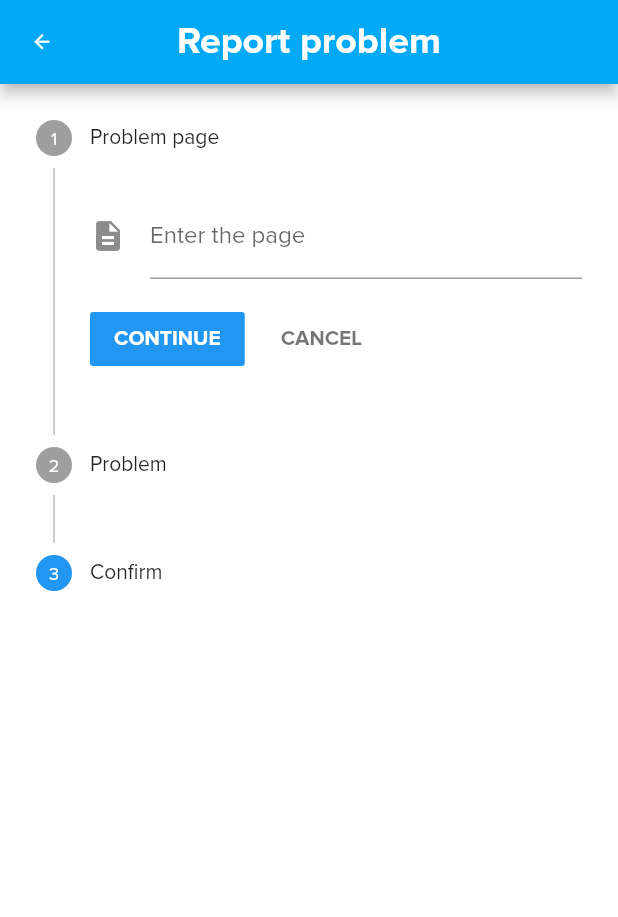
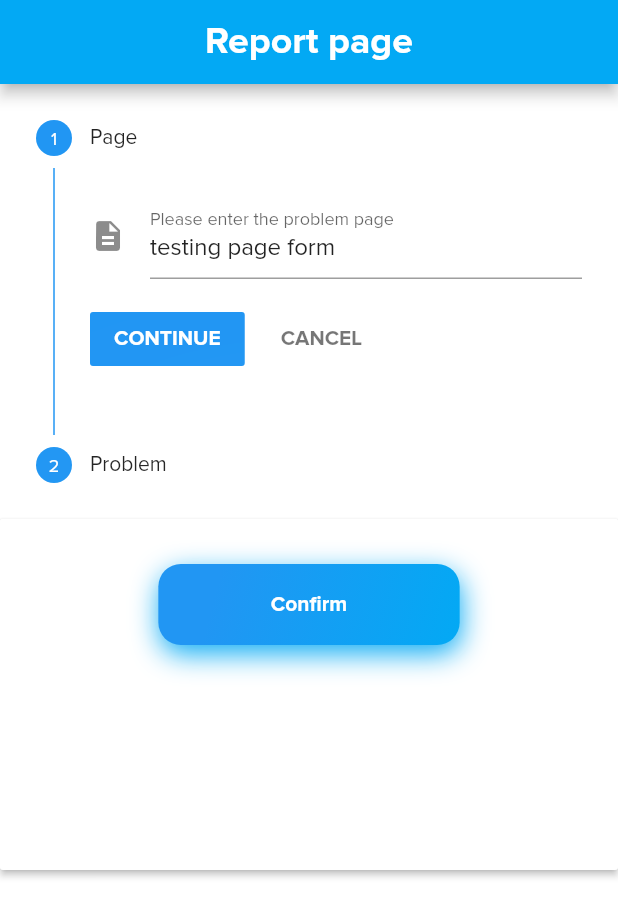
Before and after one commit to hjlama/CodeCS, a Flutter app: the Report screen opened directly, on a phone screen of 412 x 824 dp. Shown: the top 917 px of the screen. Run offline on Flutter 3.47's test engine with Material 2 defaults, Android fonts, the phone set to English and light mode, and no system bars; our stand-ins replace firebase_auth, google_sign_in, material_design_icons_flutter; missing offline and left inert: flutter_facebook_login, flutter_full_pdf_viewer; accounts and stored records are empty.

Commit message:
- 13 March

```diff
--- a/lib/HomePage/HomePage.dart
+++ b/lib/HomePage/HomePage.dart
@@ -1,5 +1,5 @@
 import 'package:ccs/HomePage/HomeCardGrid.dart';
-import 'package:ccs/Report.dart';
+import 'package:ccs/ReportPage/Report.dart';
 import 'package:flutter/material.dart';
 import 'package:ccs/bottom_navy_bar_rewrite.dart';
 import 'package:ccs/Settings.dart';
--- a/lib/Report.dart
+++ /dev/null
@@ -1,145 +0,0 @@
-import 'package:flutter/material.dart';
-
-class Report extends StatefulWidget {
-  @override
-  _ReportState createState() => _ReportState();
-}
-
-class _ReportState extends State<Report> {
-  int _currentStep = 0;
-  static var _focusNode = new FocusNode();
-  GlobalKey<FormState> _formKey = new GlobalKey<FormState>();
-  static ReportForm _reportForm = new ReportForm();
-
-  List<Step> steps = [
-    new Step(
-      title: const Text('Problem page'),
-      content: new TextFormField(
-        focusNode: _focusNode,
-        keyboardType: TextInputType.text,
-        autocorrect: false,
-        maxLines: 1,
-        onSaved: (String input) {
-          _reportForm.problemPage = input;
-        },
-        validator: (input) {
-          if (input.isEmpty || input.length < 1) {
-            return 'Please enter a page';
-          }
-        },
-        decoration: new InputDecoration(
-            labelText: 'Enter the page',
-            hintText: 'Home page, Login, Sign etc',
-            //filled: true,
-            icon: const Icon(Icons.description),
-            labelStyle:
-                new TextStyle(decorationStyle: TextDecorationStyle.solid)),
-      ),
-    ),
-    new Step(
-      title: new Text('Problem'),
-      content: new TextFormField(
-        keyboardType: TextInputType.text,
-        autocorrect: false,
-        focusNode: _focusNode,
-        onSaved: (String input) {
-          _reportForm.problem = input;
-        },
-        validator: (input) {
-          if (input.isEmpty || input.length < 10) {
-            return 'Please enter the details ...';
-          }
-        },
-        decoration: new InputDecoration(
-            labelText: 'Enter your pblem',
-            icon: const Icon(Icons.feedback),
-            labelStyle:
-                new TextStyle(decorationStyle: TextDecorationStyle.solid)),
-      ),
-    ),
-    new Step(
-      title: new Text('Confirm'),
-      content: new ListBody(
-        children: <Widget>[
-          new Text('Page: ' + _reportForm.problemPage),
-          new Text('Problems: ' + _reportForm.problem),
-        ],
-      ),
-      isActive: true,
-      state: StepState.indexed,
-    ),
-  ];
-
-  @override
-  void initState() {
-    super.initState();
-    _focusNode.addListener(() {
-      setState(() {});
-      print('Has focus: $_focusNode.hasFocus');
-    });
-  }
-
-  @override
-  void dispose() {
-    _focusNode.dispose();
-    super.dispose();
-  }
-
-  @override
-  Widget build(BuildContext context) {
-    return new Scaffold(
-      appBar: AppBar(
-        title: Text(
-          'Report problem',
-          style: Theme.of(context).textTheme.title,
-        ),
-        centerTitle: true,
-      ),
-      body: new Container(
-        child: new Form(
-          key: _formKey,
-          child: new ListView(children: <Widget>[
-            new Stepper(
-              type: StepperType.vertical,
-              currentStep: _currentStep,
-              onStepTapped: (int step) => setState(() => _currentStep = step),
-              onStepContinue: () {
-                setState(() {
-                  if (_currentStep < 2) {
-                    _currentStep = _currentStep + 1;
-                  } else {
-                    _currentStep = 0;
-                  }
-                });
-              },
-              onStepCancel: () {
-                setState(() {
-                  if (_currentStep > 0) {
-                    _currentStep = _currentStep - 1;
-                  } else {
-                    _currentStep = 0;
-                  }
-                });
-              },
-              steps: steps,
-            ),
-          ]),
-        ),
-      ),
-    );
-  }
-
-  submitform() {
-    final FormState formState = _formKey.currentState;
-    if (!formState.validate()) {
-      print('_formKey error');
-    } else {
-      formState.save();
-    }
-  }
-}
-
-class ReportForm {
-  String problemPage = '';
-  String problem = '';
-}
--- /dev/null
+++ b/lib/ReportPage/Report.dart
@@ -0,0 +1,20 @@
+import 'package:ccs/ReportPage/ReportStepper.dart';
+import 'package:flutter/material.dart';
+class Report extends StatefulWidget {
+  @override
+  _ReportState createState() => _ReportState();
+}
+
+class _ReportState extends State<Report> {
+  @override
+  Widget build(BuildContext context) {
+    return Scaffold(
+      backgroundColor: Theme.of(context).backgroundColor,
+      appBar: AppBar(
+        title: Text('Report page', style: Theme.of(context).textTheme.title,),
+        centerTitle: true,
+        ),
+      body: ReportStepper(),
+    );
+  }
+}
--- /dev/null
+++ b/lib/ReportPage/ReportStepper.dart
@@ -0,0 +1,202 @@
+import 'package:flutter/material.dart';
+
+class ReportForm {
+  String page = '';
+  String problem = '';
+}
+
+class ReportStepper extends StatefulWidget {
+  @override
+  _ReportStepperState createState() => _ReportStepperState();
+}
+
+class _ReportStepperState extends State<ReportStepper> {
+  int currStep = 0;
+  static var _focusNode = new FocusNode();
+  GlobalKey<FormState> _formKey = new GlobalKey<FormState>();
+  static ReportForm _reportForm = new ReportForm();
+
+  List<Step> steps = [
+    new Step(
+        title: const Text('Page'),
+        //subtitle: const Text('Enter your name'),
+        isActive: true,
+        //state: StepState.error,
+        state: StepState.indexed,
+        content: new TextFormField(
+          focusNode: _focusNode,
+          keyboardType: TextInputType.text,
+          autocorrect: false,
+          onSaved: (String value) {
+            _reportForm.page = value;
+          },
+          maxLines: 1,
+          validator: (value) {
+            if (value.isEmpty || value.length < 1) {
+              return 'Please enter the problem page';
+            }
+          },
+          initialValue: 'testing page form',
+          decoration: new InputDecoration(
+              labelText: 'Please enter the problem page',
+              hintText: 'Welcome page, home page etc',
+              //filled: true,
+              icon: const Icon(Icons.description),
+              labelStyle:
+                  new TextStyle(decorationStyle: TextDecorationStyle.solid)),
+        )),
+    new Step(
+        title: const Text('Problem'),
+        //subtitle: const Text('Subtitle'),
+        isActive: true,
+        //state: StepState.editing,
+        state: StepState.indexed,
+        content: new TextFormField(
+          keyboardType: TextInputType.phone,
+          autocorrect: false,
+          validator: (value) {
+            if (value.isEmpty || value.length < 10) {
+              return 'Please enter valid number';
+            }
+          },
+          onSaved: (String value) {
+            _reportForm.problem = value;
+          },
+          initialValue: 'testing the problem form .....',
+          decoration: new InputDecoration(
+              labelText: 'Enter the problem',
+              hintText: 'please enter',
+              icon: const Icon(Icons.feedback),
+              labelStyle:
+                  new TextStyle(decorationStyle: TextDecorationStyle.solid)),
+        )),
+  ];
+
+  @override
+  void initState() {
+    super.initState();
+    _focusNode.addListener(() {
+      setState(() {});
+      print('Has focus: $_focusNode.hasFocus');
+    });
+  }
+
+  @override
+  void dispose() {
+    _focusNode.dispose();
+    super.dispose();
+  }
+
+  @override
+  Widget build(BuildContext context) {
+    void showSnackBarMessage(String message,
+        [MaterialColor color = Colors.blue]) {
+      Scaffold.of(context)
+          .showSnackBar(new SnackBar(content: new Text(message)));
+    }
+
+    void _submitDetails() {
+      final FormState formState = _formKey.currentState;
+
+      if (!formState.validate()) {
+        showSnackBarMessage('Please enter correct data');
+      } else {
+        formState.save();
+        print("Name: ${_reportForm.page}");
+        print("Phone: ${_reportForm.problem}");
+
+        showDialog(
+            context: context,
+            child: new AlertDialog(
+              title: new Text("Details"),
+              //content: new Text("Hello World"),
+              content: new SingleChildScrollView(
+                child: new ListBody(
+                  children: <Widget>[
+                    new Text("Page : " + _reportForm.page),
+                    new Text("Problem : " + _reportForm.problem),
+                  ],
+                ),
+              ),
+              actions: <Widget>[
+                new FlatButton(
+                  child: new Text('OK'),
+                  onPressed: () {
+                    showSnackBarMessage('form submitted successfully');
+//                    Navigator.of(context).pop();
+                  },
+                ),
+              ],
+            ));
+      }
+    }
+
+    return new Container(
+        child: new Form(
+      key: _formKey,
+      child: new ListView(children: <Widget>[
+        new Stepper(
+          steps: steps,
+          type: StepperType.vertical,
+          currentStep: this.currStep,
+          onStepContinue: () {
+            setState(() {
+              if (currStep < steps.length - 1) {
+                currStep = currStep + 1;
+              } else {
+                currStep = 0;
+              }
+            });
+          },
+          onStepCancel: () {
+            setState(() {
+              if (currStep > 0) {
+                currStep = currStep - 1;
+              } else {
+                currStep = 0;
+              }
+            });
+          },
+          onStepTapped: (step) {
+            setState(() {
+              currStep = step;
+            });
+          },
+        ),
+        RaisedButton(
+          onPressed: _submitDetails,
+          padding: const EdgeInsets.fromLTRB(50.0, 30.0, 50.0, 150.0),
+          color: Colors.white,
+          child: Container(
+            decoration: const BoxDecoration(
+              boxShadow: <BoxShadow>[
+                BoxShadow(
+                  color: Colors.lightBlue,
+                  offset: Offset(1.0, 6.0),
+                  blurRadius: 15.0,
+                ),
+                BoxShadow(
+                  color: Colors.white30,
+                  offset: Offset(1.0, 6.0),
+                  blurRadius: 150.0,
+                ),
+              ],
+              gradient: LinearGradient(
+                  colors: [Colors.blue, Colors.lightBlue],
+                  begin: const FractionalOffset(0.2, 0.2),
+                  end: const FractionalOffset(1.0, 1.0),
+                  stops: [0.0, 1.0],
+                  tileMode: TileMode.clamp),
+              borderRadius: BorderRadius.all(Radius.circular(15.0)),
+            ),
+            padding: const EdgeInsets.fromLTRB(75.0, 20.0, 75.0, 20.0),
+            child: Text(
+              'Confirm',
+              style: Theme.of(context).textTheme.button,
+            ),
+          ),
+        ),
+      ]),
+    ));
+  }
+}
```
Also changed, not shown: lib/Login_Signup/Login.dart (+19 -19 lines), lib/main.dart (+5 -3 lines), lib/testing/form_firebase_testing.dart (added, +203 -0 lines), 1 other file.
